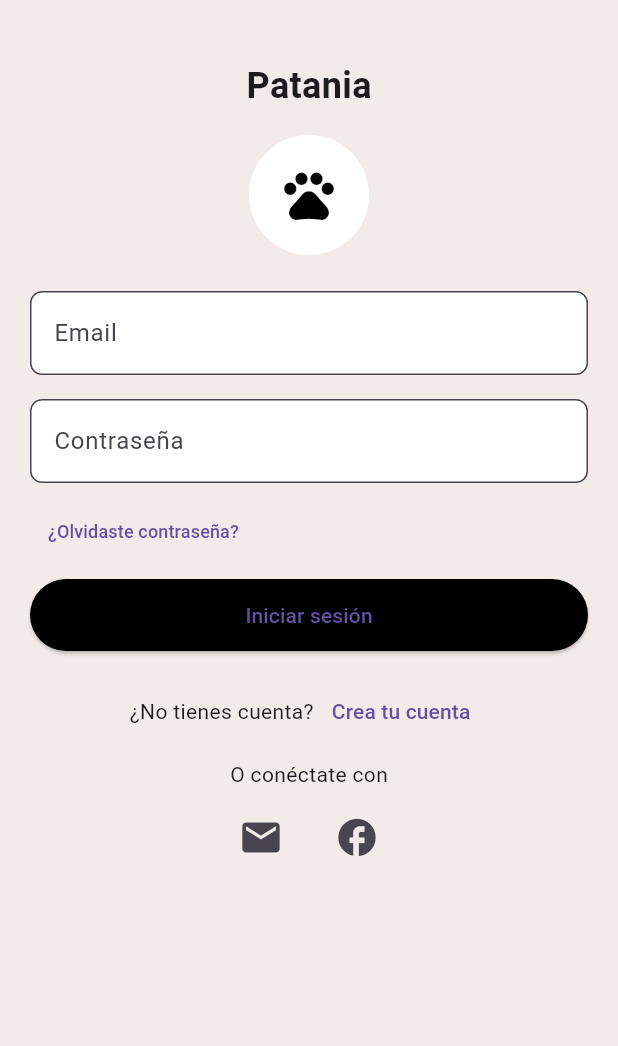
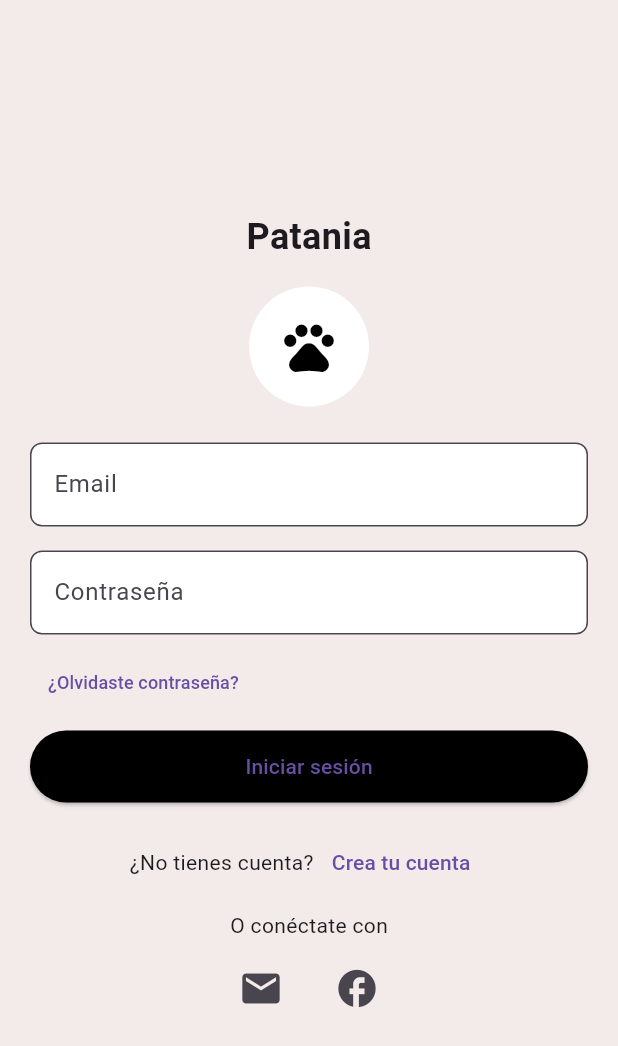
Before and after one commit to jmacabrera/Patania, a Flutter app: the LoginScreen screen opened directly, on a phone screen of 412 x 824 dp. Shown: the top 1046 px of the screen. Run offline on Flutter 3.47's test engine with Material 3 defaults, Android fonts, the phone set to English and light mode, and no system bars.

Commit message:
Update main.dart

```diff
--- a/lib/main.dart
+++ b/lib/main.dart
@@ -1,13 +1,14 @@
 import 'package:flutter/material.dart';
 import 'package:flutter/services.dart';
 import 'package:patania_app/registro_form.dart';
-import 'package:patania_app/home_pr.dart';
 import 'package:patania_app/servicios_screen.dart';
 
 
 void main() {
   WidgetsFlutterBinding.ensureInitialized();
-  SystemChrome.setEnabledSystemUIMode(SystemUiMode.immersive); // Oculta barra de estado y navegación
+
+  SystemChrome.setEnabledSystemUIMode(SystemUiMode.immersive);
+
   runApp(PataniaApp());
 }
 
@@ -25,13 +26,18 @@ class LoginScreen extends StatelessWidget {
   @override
   Widget build(BuildContext context) {
   return Scaffold(
-      backgroundColor: Color(0xFFF3EAEA), // Fondo claro directamente
+    backgroundColor: Color(0xFFF3EAEA),
     body: SafeArea(
       child: Container(
         width: double.infinity,
         height: double.infinity,
         padding: EdgeInsets.symmetric(horizontal: 20),
         child: SingleChildScrollView(
+          child: ConstrainedBox(
+            constraints: BoxConstraints(
+              minHeight: MediaQuery.of(context).size.height,
+            ),
+            child: IntrinsicHeight(
               child: Column(
                 mainAxisAlignment: MainAxisAlignment.center,
                 children: [
@@ -124,6 +130,8 @@ class LoginScreen extends StatelessWidget {
             ),
           ),
         ),
+      ),
+    ),
   );
  }
 }
```
Lines whose indentation alone changed are shown as unchanged.
